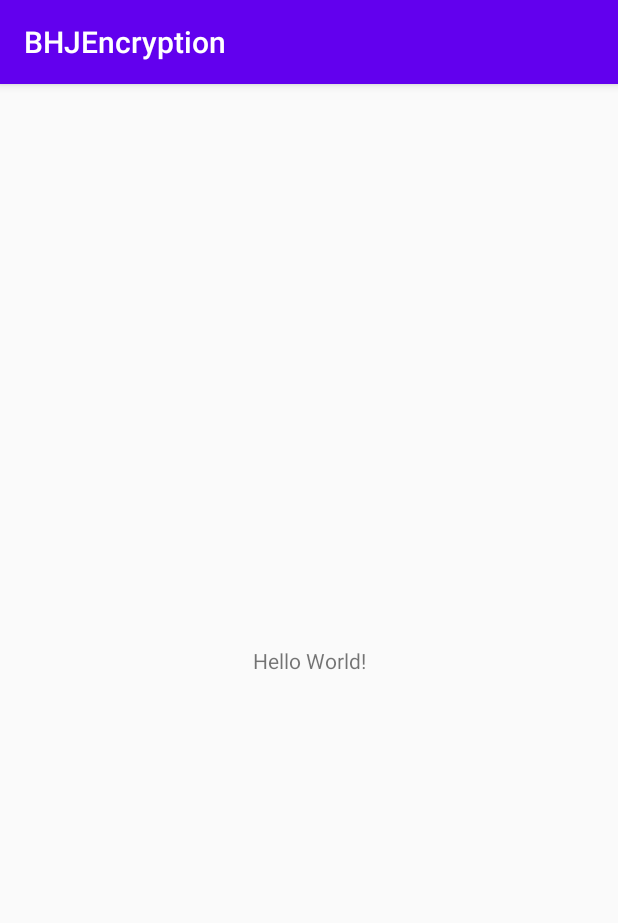
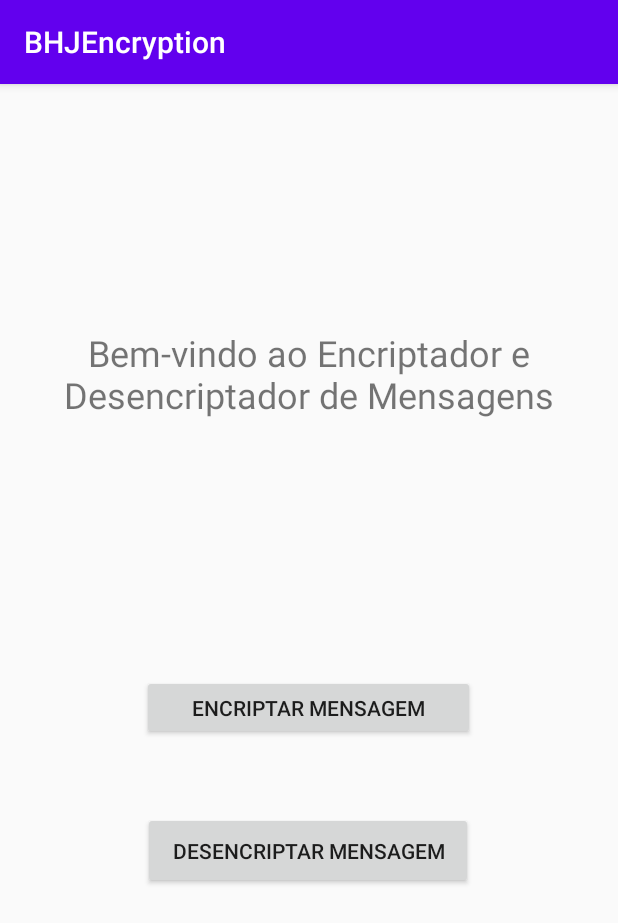
Before and after one commit to ValeriaPequeno/Cripto-Escutas, an Android app: the screen it shows after launch (MainActivity), on a phone screen of 412 x 824 dp. Shown: the top 923 px of the screen. Run offline under Robolectric (Android 15) with nearby library versions, the phone set to English and light mode, and no system bars.

Commit message:
Começo da ciração do layout da app

```diff
--- a/app/src/main/AndroidManifest.xml
+++ b/app/src/main/AndroidManifest.xml
@@ -16,6 +16,9 @@
                 <category android:name="android.intent.category.LAUNCHER" />
             </intent-filter>
         </activity>
+        <activity android:name=".EcraEncriptacao"></activity>
+        <activity android:name=".EcraDesencriptacao"></activity>
+        <activity android:name=".EcraResultado"></activity>
     </application>
 
 </manifest>
--- a/app/src/main/java/com/example/bhjencryption/MainActivity.java
+++ b/app/src/main/java/com/example/bhjencryption/MainActivity.java
@@ -2,13 +2,55 @@ package com.example.bhjencryption;
 
 import androidx.appcompat.app.AppCompatActivity;
 
+import android.content.Intent;
 import android.os.Bundle;
+import android.util.Log;
+import android.view.View;
+import android.widget.Button;
+import android.widget.TextView;
 
 public class MainActivity extends AppCompatActivity {
+
+    private static final String TAG = "MainActivity";
 
     @Override
     protected void onCreate(Bundle savedInstanceState) {
         super.onCreate(savedInstanceState);
         setContentView(R.layout.activity_main);
+
+        //chamar pelo elemento TextView no xml
+        TextView menBoasVindas = (TextView) findViewById(R.id.boasVindas);
+
+        //meter texto na TextView
+        menBoasVindas.setText("Bem-vindo ao Encriptador e Desencriptador de Mensagens");
+
+        //chamar pelo elemento Button no xml
+        Button btnEncript = (Button) findViewById(R.id.btMainEncript);
+        Button btnDecript = (Button) findViewById(R.id.btMainDecript);
+
+        //criar atividade de entrar noutro ecrã ao clicar no botão
+        btnEncript.setOnClickListener(new View.OnClickListener() {
+            @Override
+            public void onClick(View v) {
+                Log.d(TAG, "onClick: Cliquei no botão de encriptação");
+
+                Intent entrarEcraEncript = new Intent(MainActivity.this, EcraEncriptacao.class);
+                startActivity(entrarEcraEncript);
+            }
+        });
+
+        btnDecript.setOnClickListener(new View.OnClickListener() {
+            @Override
+            public void onClick(View v) {
+                Log.d(TAG, "onClick: Cliquei no botão de desencriptação");
+
+                Intent entrarEcraDecript = new Intent(MainActivity.this, EcraDesencriptacao.class);
+                startActivity(entrarEcraDecript);
+            }
+        });
     }
 }
+
+
+//extrair texto da TextView
+//String stringFromTextView = theTextView.getText().toString();
--- a/app/src/main/res/layout/activity_main.xml
+++ b/app/src/main/res/layout/activity_main.xml
@@ -7,12 +7,39 @@
     tools:context=".MainActivity">
 
     <TextView
+        android:id="@+id/boasVindas"
         android:layout_width="wrap_content"
         android:layout_height="wrap_content"
-        android:text="Hello World!"
+        android:textAlignment="center"
+        android:textSize="24sp"
         app:layout_constraintBottom_toBottomOf="parent"
-        app:layout_constraintLeft_toLeftOf="parent"
-        app:layout_constraintRight_toRightOf="parent"
-        app:layout_constraintTop_toTopOf="parent" />
+        app:layout_constraintEnd_toEndOf="parent"
+        app:layout_constraintHorizontal_bias="0.498"
+        app:layout_constraintStart_toStartOf="parent"
+        app:layout_constraintTop_toTopOf="parent"
+        app:layout_constraintVertical_bias="0.23" />
 
+    <Button
+        android:id="@+id/btMainEncript"
+        android:layout_width="222dp"
+        android:layout_height="43dp"
+        android:text="Encriptar Mensagem"
+        app:layout_constraintBottom_toBottomOf="parent"
+        app:layout_constraintEnd_toEndOf="parent"
+        app:layout_constraintHorizontal_bias="0.498"
+        app:layout_constraintStart_toStartOf="parent"
+        app:layout_constraintTop_toTopOf="parent"
+        app:layout_constraintVertical_bias="0.544" />
+
+    <Button
+        android:id="@+id/btMainDecript"
+        android:layout_width="220dp"
+        android:layout_height="51dp"
+        android:text="Desencriptar Mensagem"
+        app:layout_constraintBottom_toBottomOf="parent"
+        app:layout_constraintEnd_toEndOf="parent"
+        app:layout_constraintHorizontal_bias="0.498"
+        app:layout_constraintStart_toStartOf="parent"
+        app:layout_constraintTop_toTopOf="parent"
+        app:layout_constraintVertical_bias="0.677" />
 </androidx.constraintlayout.widget.ConstraintLayout>
--- /dev/null
+++ b/app/src/main/res/layout/ecra_resultado.xml
@@ -0,0 +1,6 @@
+<?xml version="1.0" encoding="utf-8"?>
+<androidx.constraintlayout.widget.ConstraintLayout
+    xmlns:android="http://schemas.android.com/apk/res/android" android:layout_width="match_parent"
+    android:layout_height="match_parent">
+
+</androidx.constraintlayout.widget.ConstraintLayout>
```
Also changed, not shown: app/src/main/java/com/example/bhjencryption/EcraDesencriptacao.java (added, +19 -0 lines), app/src/main/java/com/example/bhjencryption/EcraEncriptacao.java (added, +18 -0 lines), app/src/main/java/com/example/bhjencryption/EcraResultado.java (added, +14 -0 lines), app/src/main/res/layout/ecra_desencriptacao.xml (added, +20 -0 lines), app/src/main/res/layout/ecra_encriptacao.xml (added, +19 -0 lines).
